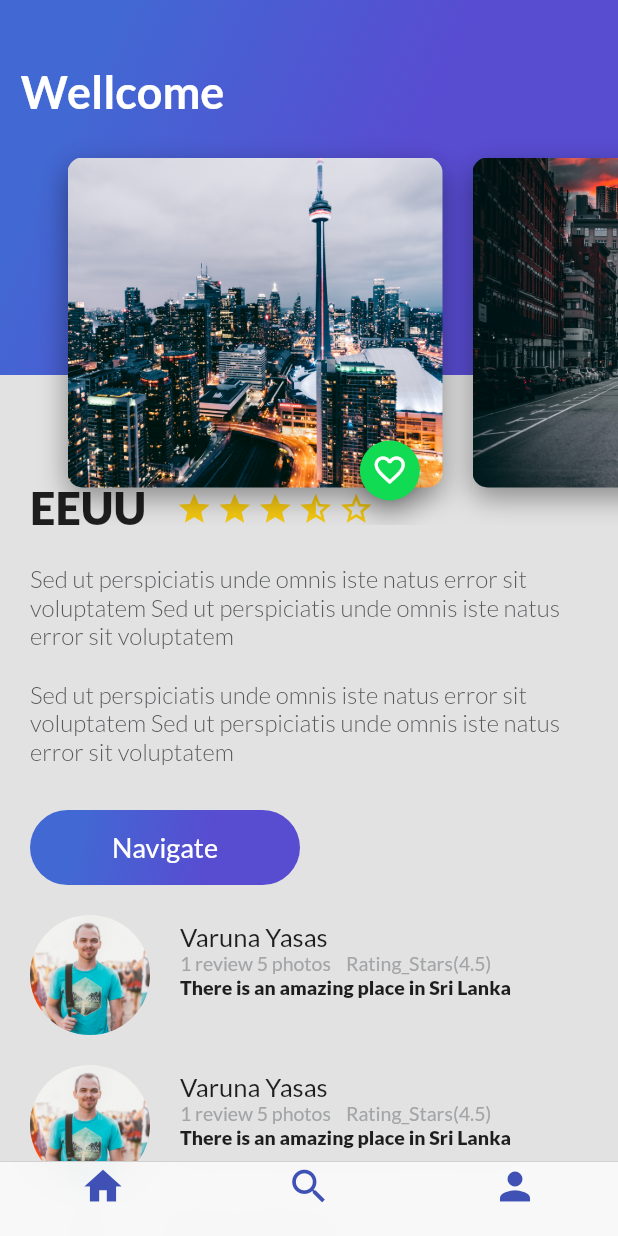
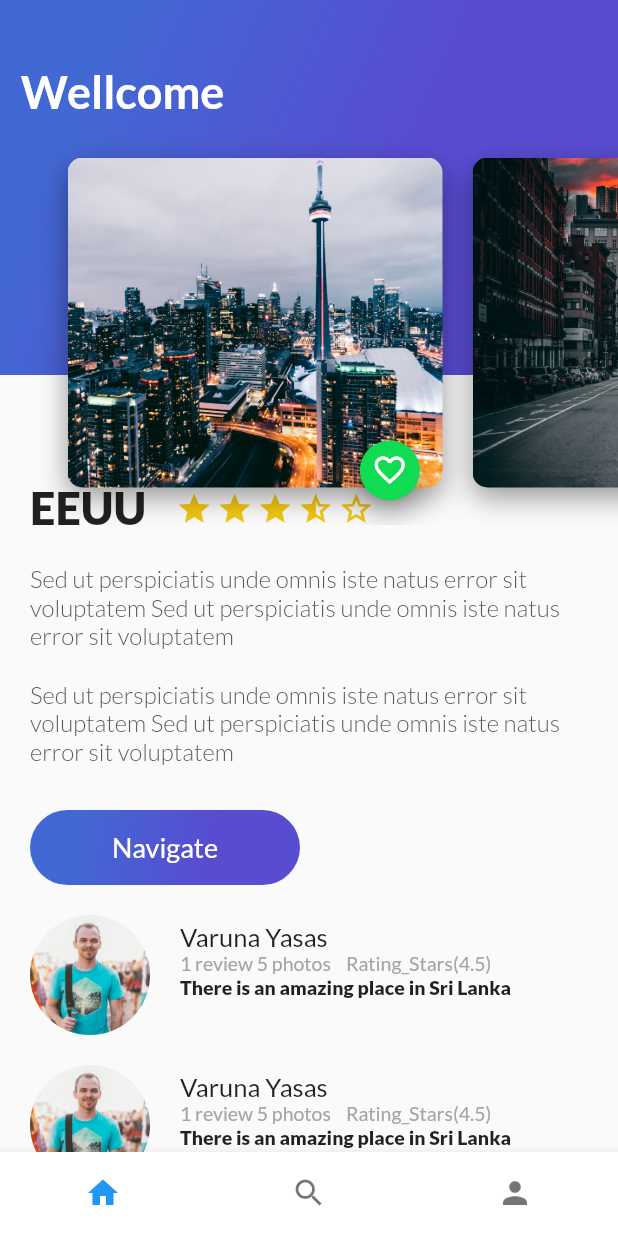
Before and after one commit to EduardoLizarazu/Flutter-Project-Course, a Flutter app: the screen it shows after launch, on a phone screen of 412 x 824 dp. Run offline on Flutter 3.47's test engine with Material 2 defaults, Android fonts, the phone set to English and light mode, and no system bars.

```diff
--- a/lib/main.dart
+++ b/lib/main.dart
@@ -17,8 +17,9 @@ class MyApp extends StatelessWidget {
       theme: ThemeData(
         primarySwatch: Colors.blue,
       ),
-      //PlatziTrips()
-      home: PlatziTripsCupertino(),
+      // PlatziTrips()
+      // PlatziTripsCupertino()
+      home: PlatziTrips(),
     );
   }
 }
```
